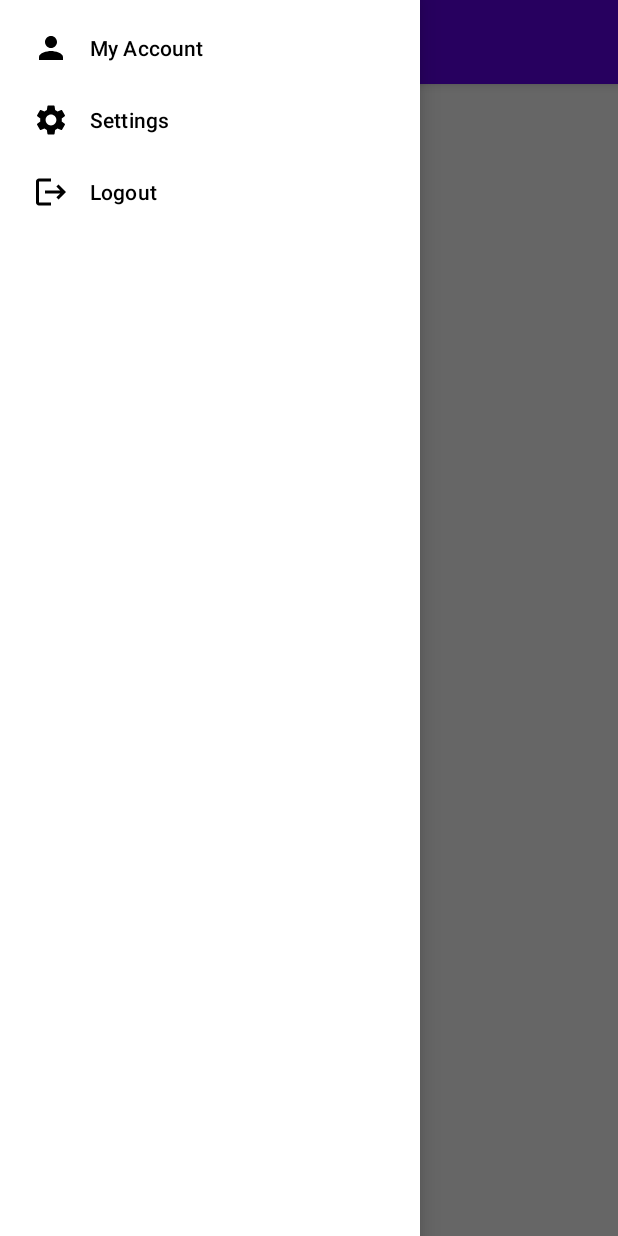
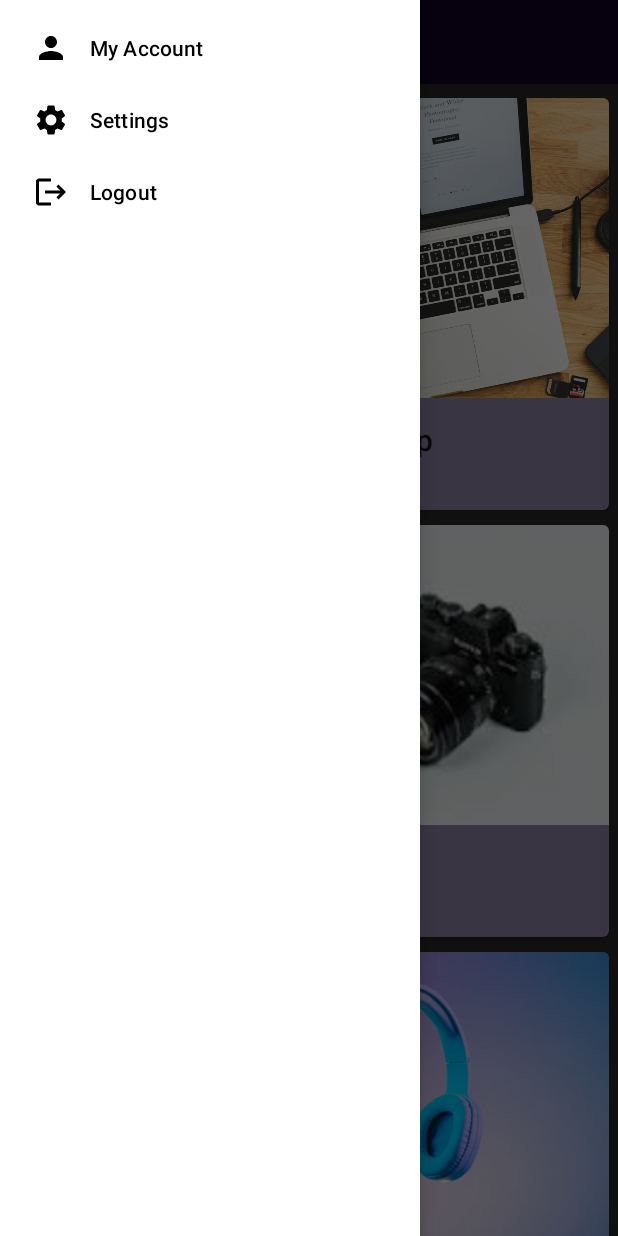
Before and after one commit to Shahzaib554/MAD_Project, an Android app: the MainActivity screen opened directly, with no data from a screen before it, with the side drawer open, on a phone screen of 412 x 824 dp. Run offline under Robolectric (Android 15) with nearby library versions, the phone set to English and light mode, and no system bars; our stand-ins replace Firebase (no records; nobody signed in at launch, a user with empty details on screens opened directly); libraries missing offline, so code that uses them is left out: com.facebook, com.facebook.login.

Commit message:
hard code dashboard created successfully

```diff
--- a/app/src/main/java/com/genericsol/quickcart/MainActivity.java
+++ b/app/src/main/java/com/genericsol/quickcart/MainActivity.java
@@ -7,7 +7,8 @@ import android.content.Intent;
 import android.os.Bundle;
 
 import android.view.MenuItem;
-import android.view.View;
+import java.util.ArrayList;
+
 import android.widget.Button;
 import android.widget.Toast;
 
@@ -16,6 +17,10 @@ import androidx.core.view.GravityCompat;
 import androidx.drawerlayout.widget.DrawerLayout;
 
 import androidx.appcompat.app.ActionBarDrawerToggle;
+
+//dashboad imported files
+import androidx.recyclerview.widget.GridLayoutManager;
+import androidx.recyclerview.widget.RecyclerView;
 
 import com.facebook.login.LoginManager;
 import com.google.android.gms.auth.api.signin.GoogleSignIn;
@@ -38,6 +43,16 @@ public class MainActivity extends AppCompatActivity {
     NavigationView navigationView;
     ActionBarDrawerToggle drawerToggle;
 
+//For Products
+    ArrayList<Product> productList = new ArrayList<>();
+    Product product1 = new Product(R.drawable.apple_product, "Apple Product", "$1000");
+    Product product2 = new Product(R.drawable.laptop, "Laptop", "$800");
+    Product product3 = new Product(R.drawable.smart_watch, "Smart Watch", "$600");
+    Product product4 = new Product(R.drawable.dsler, "Dslr", "$800");
+    Product product5 = new Product(R.drawable.speakers, "Speakers", "$700");
+    Product product6 = new Product(R.drawable.headphones, "HeadPhone", "$500");
+
+
 
     @Override
     public boolean onOptionsItemSelected(@NonNull MenuItem item) {
@@ -51,6 +66,26 @@ public class MainActivity extends AppCompatActivity {
     protected void onCreate(Bundle savedInstanceState) {
         super.onCreate(savedInstanceState);
         setContentView(R.layout.activity_main);
+
+
+
+
+//        Product displaying
+        RecyclerView recyclerView = findViewById(R.id.recycler_view);
+        recyclerView.setHasFixedSize(true);
+        recyclerView.setLayoutManager(new GridLayoutManager(this, 2, GridLayoutManager.VERTICAL, false));
+
+        productList.add(product1);
+        productList.add(product2);
+        productList.add(product3);
+        productList.add(product4);
+        productList.add(product5);
+        productList.add(product6);
+
+
+        ProductAdapter adapter = new ProductAdapter(productList);
+        recyclerView.setAdapter(adapter);
+
 //        Toolbar
 
         Toolbar toolbar = findViewById(R.id.Toolbar);
@@ -98,7 +133,7 @@ public class MainActivity extends AppCompatActivity {
 
 //        btn
 
-//        btnlogout = findViewById(R.id.btnlogout);
+//      btnlogout = findViewById(R.id.btnlogout);
         mAuth = FirebaseAuth.getInstance();
 
 
@@ -109,19 +144,7 @@ public class MainActivity extends AppCompatActivity {
 
         GoogleSignInAccount acct = GoogleSignIn.getLastSignedInAccount(this);
 
-//
-//        btnlogout.setOnClickListener(new View.OnClickListener() {
-//            @Override
-//            public void onClick(View v) {
-//                LoginManager.getInstance().logOut();
-//                mAuth.signOut();
-//                googleSignOut();
-//                finish();
-//                Intent intent = new Intent(MainActivity.this, login_form.class);
-//                intent.setFlags(Intent.FLAG_ACTIVITY_CLEAR_TASK | Intent.FLAG_ACTIVITY_NEW_TASK);
-//                startActivity(intent);
-//            }
-//        });
+
    }
 void googleSignOut(){
     gsc.signOut().addOnCompleteListener(new OnCompleteListener<Void>() {
--- /dev/null
+++ b/app/src/main/java/com/genericsol/quickcart/Product.java
@@ -0,0 +1,36 @@
+package com.genericsol.quickcart;
+
+public class Product {
+    private int imgResource;
+    private String title;
+    private String price;
+
+    public Product(int imgResource, String title, String price) {
+        this.imgResource = imgResource;
+        this.title = title;
+        this.price = price;
+    }
+
+    public int getImageResource() {
+        return imgResource;
+    }
+    public String getTitle() {
+        return title;
+    }
+
+    public String getPrice() {
+        return price;
+    }
+
+    public void setImageResource(int imgResource) {
+        this.imgResource = imgResource;
+    }
+
+    public void setTitle(String title) {
+        this.title = title;
+    }
+
+    public void setPrice(String price) {
+        this.price = price;
+    }
+}
--- /dev/null
+++ b/app/src/main/java/com/genericsol/quickcart/ProductAdapter.java
@@ -0,0 +1,58 @@
+package com.genericsol.quickcart;
+
+import java.util.List;
+import android.view.LayoutInflater;
+import android.view.ViewGroup;
+import android.view.View;
+import android.widget.ImageView;
+import android.widget.TextView;
+
+import androidx.annotation.NonNull;
+import androidx.recyclerview.widget.RecyclerView;
+
+import com.genericsol.quickcart.Product;
+
+import org.w3c.dom.Text;
+
+public class ProductAdapter extends RecyclerView.Adapter<ProductAdapter.ProductViewHolder> {
+
+    private List<Product> productList;
+
+    public ProductAdapter(List<Product> productList) {
+        this.productList = productList;
+    }
+
+    @NonNull
+    @Override
+    public ProductViewHolder onCreateViewHolder(@NonNull ViewGroup parent, int viewType) {
+        View layoutView = LayoutInflater.from(parent.getContext()).inflate(R.layout.product_card_view, parent, false);
+        return new ProductViewHolder(layoutView);
+    }
+
+    @Override
+    public void onBindViewHolder(@NonNull ProductViewHolder holder, int position) {
+        Product product = productList.get(position);
+        holder.productImage.setImageResource(product.getImageResource());
+        holder.productTitle.setText(product.getTitle());
+        holder.productPrice.setText(product.getPrice());
+    }
+
+    @Override
+    public int getItemCount() {
+        return productList.size();
+    }
+
+    public class ProductViewHolder extends RecyclerView.ViewHolder {
+
+        public ImageView productImage;
+        public TextView productTitle;
+        public TextView productPrice;
+
+        public ProductViewHolder(View view) {
+            super(view);
+            productImage = view.findViewById(R.id.appleProducts);
+            productTitle = view.findViewById(R.id.ap_title);
+            productPrice = view.findViewById(R.id.ap_description);
+        }
+    }
+}
--- a/app/src/main/res/layout/activity_main.xml
+++ b/app/src/main/res/layout/activity_main.xml
@@ -13,6 +13,31 @@
         android:layout_height="match_parent">
     <include layout="@layout/appbar" />
     </LinearLayout>
+
+
+<!--NestedScrollView-->
+    <androidx.core.widget.NestedScrollView
+        android:id="@+id/scrollView"
+        android:layout_width="match_parent"
+        android:layout_height="match_parent"
+        android:paddingStart="8dp"
+        android:paddingEnd="8dp"
+        >
+
+    </androidx.core.widget.NestedScrollView>
+
+<!--Recycler View-->
+    <androidx.recyclerview.widget.RecyclerView
+        android:id="@+id/recycler_view"
+        android:layout_width="match_parent"
+        android:layout_height="match_parent"
+        android:layout_marginTop="55dp"
+>
+
+    </androidx.recyclerview.widget.RecyclerView>
+
+
+
     <!-- The navigation menu -->
     <com.google.android.material.navigation.NavigationView
         android:id="@+id/navigation_view"
--- /dev/null
+++ b/app/src/main/res/layout/product_card_view.xml
@@ -0,0 +1,53 @@
+<?xml version="1.0" encoding="utf-8"?>
+<com.google.android.material.card.MaterialCardView
+    xmlns:android="http://schemas.android.com/apk/res/android"
+    android:layout_width="wrap_content"
+    android:layout_height="wrap_content"
+    xmlns:app="http://schemas.android.com/apk/res-auto"
+    app:cardBackgroundColor="#B1C1AEE1"
+    app:cardElevation="3dp"
+    android:layout_marginTop="10dp"
+    android:layout_marginStart="6dp"
+    android:layout_marginEnd="6dp"
+    app:cardPreventCornerOverlap="true"
+    >
+
+    <LinearLayout
+        android:layout_width="match_parent"
+        android:layout_height="match_parent"
+        android:orientation="vertical"
+        >
+        <ImageView
+            android:id="@+id/appleProducts"
+            android:layout_width="200dp"
+            android:layout_height="200dp"
+            android:src="@drawable/apple_product"
+            android:adjustViewBounds="true"
+            android:scaleType="centerCrop"
+            />
+        <LinearLayout
+            android:layout_width="match_parent"
+            android:layout_height="match_parent"
+            android:orientation="vertical"
+            android:padding="14dp"
+            >
+            <TextView
+                android:id="@+id/ap_title"
+                android:layout_width="match_parent"
+                android:layout_height="wrap_content"
+                android:text="Title"
+                android:textAppearance="?attr/textAppearanceHeadline6"/>
+            <TextView
+                android:id="@+id/ap_description"
+                android:layout_width="match_parent"
+                android:layout_height="wrap_content"
+                android:text="product_description"
+                android:textAppearance="?attr/textAppearanceBody2"/>
+
+        </LinearLayout>
+
+
+    </LinearLayout>
+
+
+</com.google.android.material.card.MaterialCardView>
```
Also changed, not shown: app/src/main/res/drawable/apple_product.png (added), app/src/main/res/drawable/dsler.jpeg (added), app/src/main/res/drawable/headphones.jpg (added), app/src/main/res/drawable/laptop.jpg (added), app/src/main/res/drawable/smart_watch.jpeg (added), app/src/main/res/drawable/speakers.jpeg (added).
